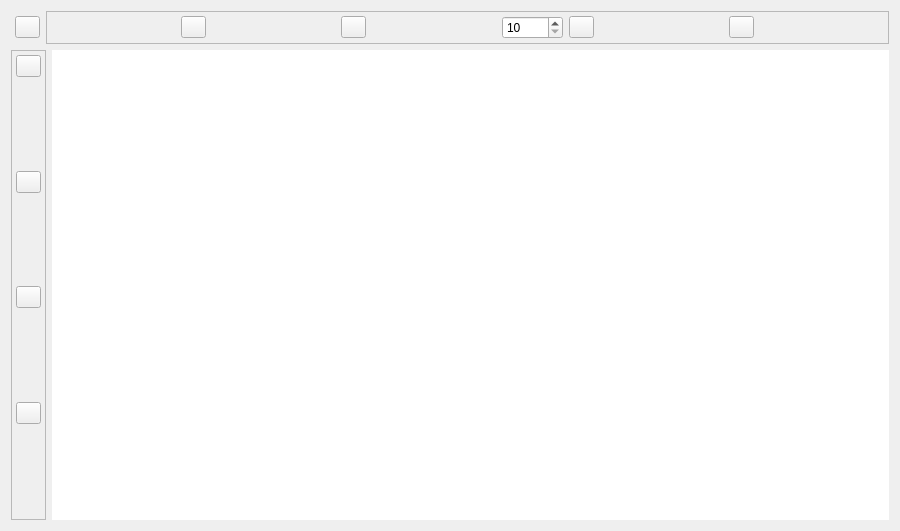
Old version of the form test_1/sv_chartwidget.ui in the repository breton75/MAX.
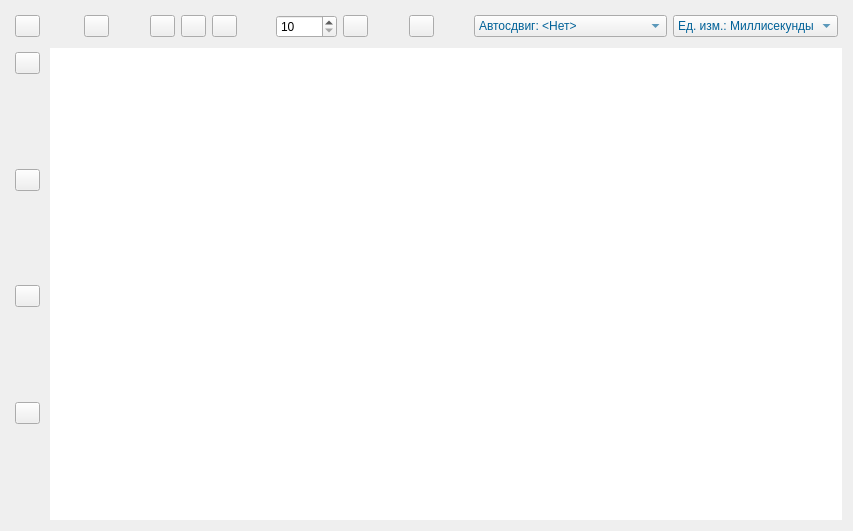
New version of the form. Icons and pictures are not drawn.

Patch:
```diff
--- a/test_1/sv_chartwidget.ui
+++ b/test_1/sv_chartwidget.ui
@@ -6,7 +6,7 @@
    <rect>
     <x>0</x>
     <y>0</y>
-    <width>900</width>
+    <width>853</width>
     <height>531</height>
    </rect>
   </property>
@@ -41,12 +41,6 @@
      </item>
      <item>
       <widget class="QFrame" name="frameXRange">
-       <property name="frameShape">
-        <enum>QFrame::StyledPanel</enum>
-       </property>
-       <property name="frameShadow">
-        <enum>QFrame::Raised</enum>
-       </property>
        <layout class="QHBoxLayout" name="hlayXRange">
         <property name="leftMargin">
          <number>4</number>
@@ -103,6 +97,26 @@
           </property>
          </spacer>
         </item>
+        <item>
+         <widget class="QPushButton" name="bnXScrollToBegin">
+          <property name="maximumSize">
+           <size>
+            <width>25</width>
+            <height>16777215</height>
+           </size>
+          </property>
+          <property name="text">
+           <string/>
+          </property>
+          <property name="icon">
+           <iconset resource="res.qrc">
+            <normaloff>:/icons/arrow-left3.ico</normaloff>:/icons/arrow-left3.ico</iconset>
+          </property>
+          <property name="shortcut">
+           <string>Ctrl+B</string>
+          </property>
+         </widget>
+        </item>
         <item>
          <widget class="QPushButton" name="bnXRangeActual">
           <property name="maximumSize">
@@ -120,6 +134,26 @@
           </property>
          </widget>
         </item>
+        <item>
+         <widget class="QPushButton" name="bnScrollToEnd">
+          <property name="maximumSize">
+           <size>
+            <width>25</width>
+            <height>16777215</height>
+           </size>
+          </property>
+          <property name="text">
+           <string/>
+          </property>
+          <property name="icon">
+           <iconset resource="res.qrc">
+            <normaloff>:/icons/arrow-right3.ico</normaloff>:/icons/arrow-right3.ico</iconset>
+          </property>
+          <property name="shortcut">
+           <string>Ctrl+E</string>
+          </property>
+         </widget>
+        </item>
         <item>
          <spacer name="hspacer3">
           <property name="orientation">
@@ -203,6 +237,79 @@
           </property>
          </spacer>
         </item>
+        <item>
+         <widget class="QComboBox" name="cbXAutoScroll">
+          <property name="minimumSize">
+           <size>
+            <width>0</width>
+            <height>0</height>
+           </size>
+          </property>
+          <property name="styleSheet">
+           <string notr="true">color: rgb(0, 97, 152);</string>
+          </property>
+          <property name="inputMethodHints">
+           <set>Qt::ImhNone</set>
+          </property>
+          <property name="currentIndex">
+           <number>0</number>
+          </property>
+          <item>
+           <property name="text">
+            <string>Автосдвиг: &lt;Нет&gt;</string>
+           </property>
+          </item>
+          <item>
+           <property name="text">
+            <string>Автосдвиг: На одну точку</string>
+           </property>
+          </item>
+          <item>
+           <property name="text">
+            <string>Автосдвиг: На 1/2 графика</string>
+           </property>
+          </item>
+          <item>
+           <property name="text">
+            <string>Автосдвиг: На целый график</string>
+           </property>
+          </item>
+         </widget>
+        </item>
+        <item>
+         <widget class="QComboBox" name="cbXMeasureUnit">
+          <property name="minimumSize">
+           <size>
+            <width>0</width>
+            <height>0</height>
+           </size>
+          </property>
+          <property name="styleSheet">
+           <string notr="true">color: rgb(0, 97, 152);</string>
+          </property>
+          <property name="inputMethodHints">
+           <set>Qt::ImhNone</set>
+          </property>
+          <property name="currentIndex">
+           <number>1</number>
+          </property>
+          <item>
+           <property name="text">
+            <string>Ед. изм.: Отсчеты</string>
+           </property>
+          </item>
+          <item>
+           <property name="text">
+            <string>Ед. изм.: Миллисекунды</string>
+           </property>
+          </item>
+          <item>
+           <property name="text">
+            <string>Ед. изм.: Секунды</string>
+           </property>
+          </item>
+         </widget>
+        </item>
        </layout>
       </widget>
      </item>
@@ -212,12 +319,6 @@
     <layout class="QHBoxLayout" name="hlay2">
      <item>
       <widget class="QFrame" name="frameYRange">
-       <property name="frameShape">
-        <enum>QFrame::StyledPanel</enum>
-       </property>
-       <property name="frameShadow">
-        <enum>QFrame::Raised</enum>
-       </property>
        <layout class="QVBoxLayout" name="vlayYRange">
         <property name="spacing">
          <number>2</number>
```
Left out of the diff: 3 changed lines with no effect on the pictures.
